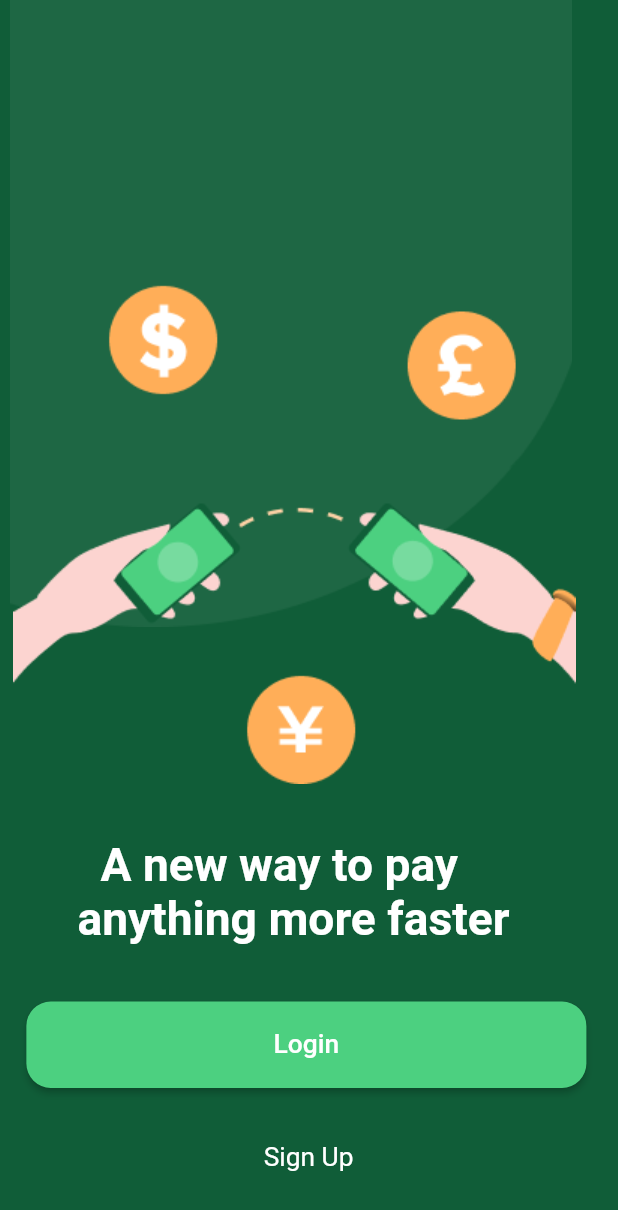
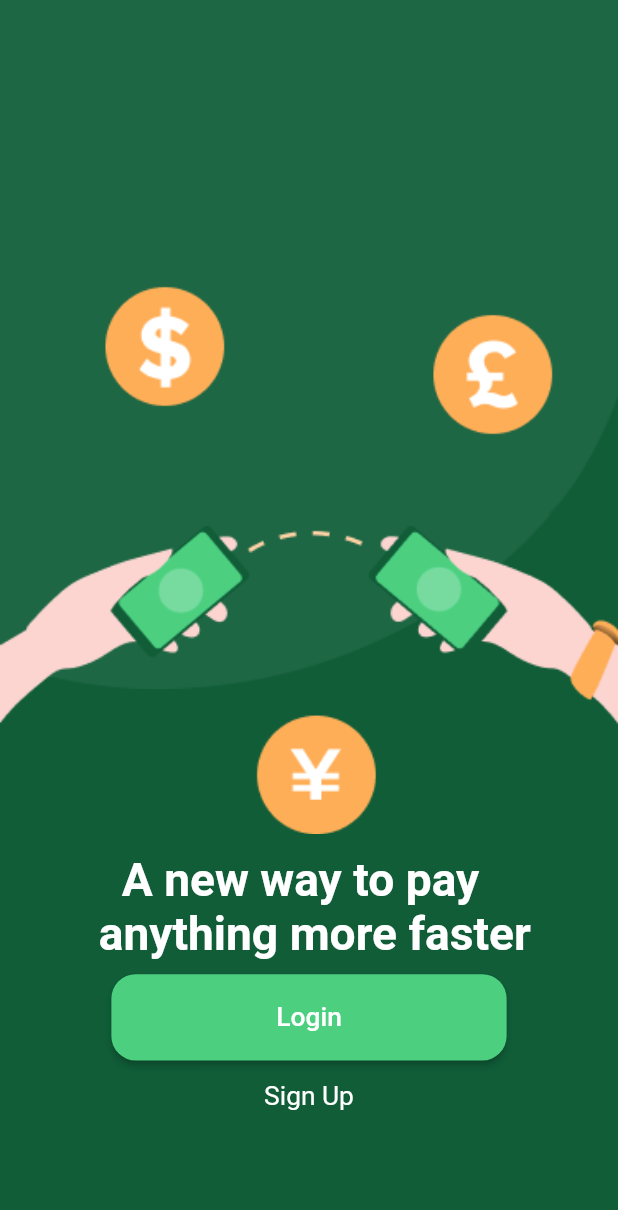
Before and after one commit to muhammadtalhasultan/wpay-mobile-banking-ui, a Flutter app: the Signup screen opened directly, on a phone screen of 412 x 824 dp. Shown: the top 1210 px of the screen. Run offline on Flutter 3.47's test engine with Material 2 defaults, Android fonts, the light colour scheme and no system bars; our stand-ins replace card_swiper, dotted_line, fl_chart, flutter_credit_card, flutter_screenutil, flutter_svg and 6 more.

Commit message:
signup fixed

```diff
--- a/lib/pages/signin/signup_page.dart
+++ b/lib/pages/signin/signup_page.dart
@@ -13,20 +13,26 @@ class Signup extends StatelessWidget {
     return Scaffold(
       backgroundColor: const Color(0xff105D38),
       body: Stack(
+        alignment: AlignmentDirectional.topCenter,
         children: [
-          Padding(
-            padding: EdgeInsets.only(
-              left: 6.w,
-            ),
+          Positioned(
+            top: 0,
             child: Image.asset(
               "images/Vector.png",
+              fit: BoxFit.fitWidth,
+              width: MediaQuery.of(context).size.width,
             ),
           ),
-          Padding(
-              padding: EdgeInsets.only(top: 180.h, left: 8.w),
-              child: Image.asset("images/Illustrations.png")),
-          Padding(
-            padding: EdgeInsets.only(top: 550.h, left: 40.w),
+          Positioned(
+            top: 180.h,
+            child: Image.asset(
+              "images/Illustrations.png",
+              fit: BoxFit.fitWidth,
+              width: MediaQuery.of(context).size.width,
+            ),
+          ),
+          Positioned(
+            top: 560.h,
             child: Text(
               "   A new way to pay \n anything more faster",
               style: TextStyle(
@@ -35,25 +41,29 @@ class Signup extends StatelessWidget {
                   fontWeight: FontWeight.bold),
             ),
           ),
-          Padding(
-            padding: EdgeInsets.only(top: 658.h, left: 16.w),
+          Positioned(
+            top: 640.h,
             child: ElevatedButton(
               style: ElevatedButton.styleFrom(
                   primary: const Color(0xff4CD080),
                   shape: RoundedRectangleBorder(
                       borderRadius: BorderRadius.circular(16.r)),
-                    padding: EdgeInsets.symmetric(
-                        horizontal: 150.w, vertical: 18.h)),
+                  padding:
+                      EdgeInsets.symmetric(horizontal: 100.w, vertical: 18.h)),
               onPressed: () {
                 Navigator.pushReplacement(
                     context,
                     PageTransition(
                         child: LoginPage(), type: PageTransitionType.fade));
               },
-                child: Text("Login", style: TextStyle(fontSize: 16.sp))),
+              child: Text(
+                "Login",
+                style: TextStyle(fontSize: 16.sp),
               ),
-          Padding(
-              padding: EdgeInsets.only(left: 160.w, top: 750.h),
+            ),
+          ),
+          Positioned(
+            top: 710.h,
             child: InkWell(
               onTap: () => Navigator.pushReplacement(
                   context,
@@ -65,7 +75,8 @@ class Signup extends StatelessWidget {
                 "Sign Up",
                 style: TextStyle(fontSize: 16.sp, color: Colors.white),
               ),
-              ))
+            ),
+          ),
         ],
       ),
     );
```
Lines whose indentation alone changed are shown as unchanged.
